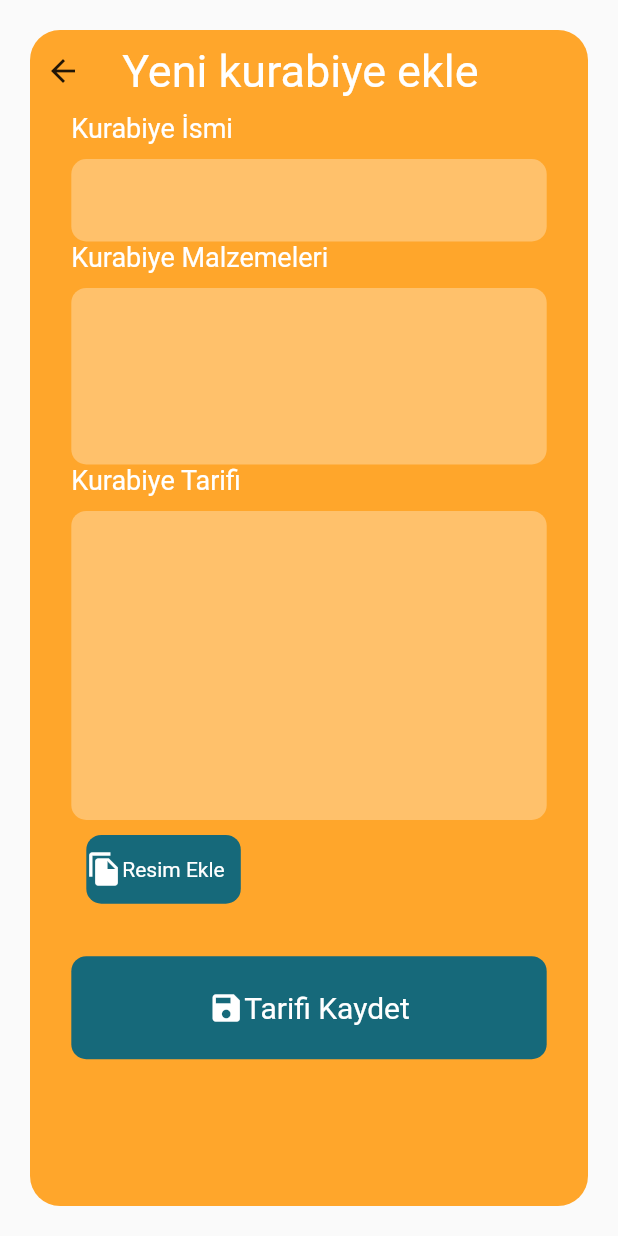
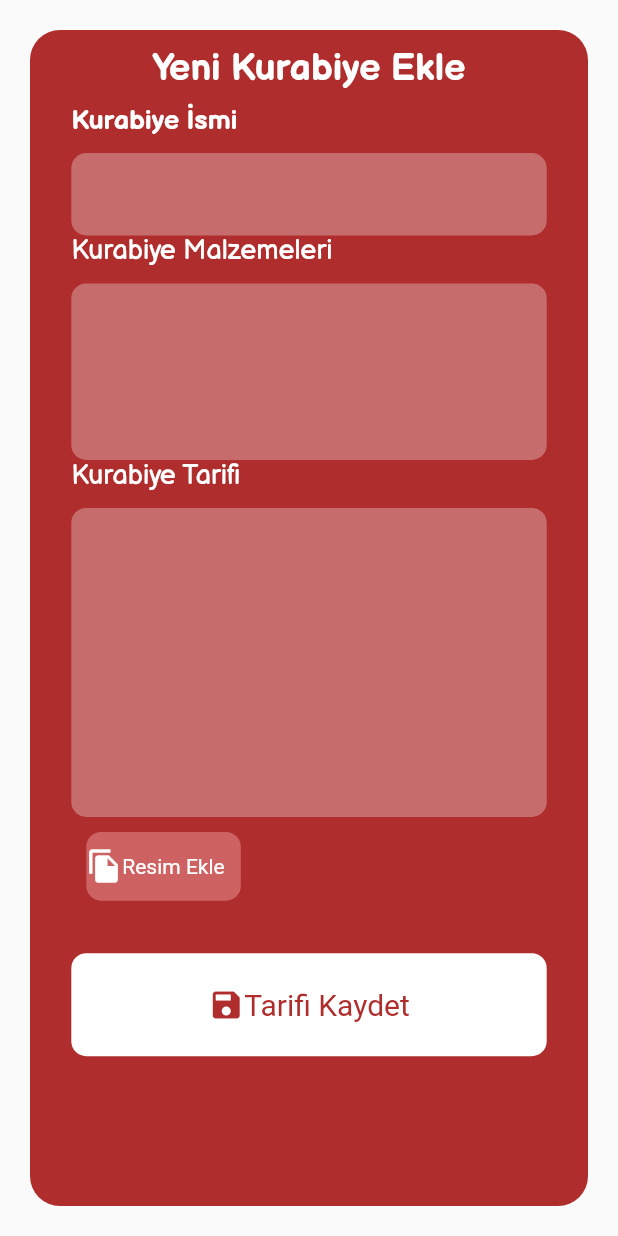
Before and after one commit to ummuhan/tarifcimAppFlutter, a Flutter app: the screen it shows after launch, on a phone screen of 412 x 824 dp. Run offline on Flutter 3.47's test engine with Material 2 defaults, Android fonts, the light colour scheme and no system bars; our stand-ins replace curved_navigation_bar.

Commit message:
ProductPage
New page created.

```diff
--- a/tarifcimapp/lib/Pages/constants.dart
+++ b/tarifcimapp/lib/Pages/constants.dart
@@ -1,6 +1,7 @@
 import 'package:flutter/material.dart';
 
-const kPrimaryColor = Color(0XFFffa62b);
+const kPrimaryColor = Color(0XFFaf2d2d);
+//931a25
 const kTextColor = Colors.white;
 //db6400
 const kBackgroundColor = Color(0xFFFFEBEE);
--- a/tarifcimapp/lib/Pages/newProduct/body.dart
+++ b/tarifcimapp/lib/Pages/newProduct/body.dart
@@ -1,9 +1,14 @@
 import 'package:flutter/material.dart';
 import 'package:tarifcimapp/Pages/constants.dart';
 
-class NewProductBody extends StatelessWidget {
+class NewProductBody extends StatefulWidget {
   const NewProductBody({Key key}) : super(key: key);
 
+  @override
+  _NewProductBodyState createState() => _NewProductBodyState();
+}
+
+class _NewProductBodyState extends State<NewProductBody> {
   @override
   Widget build(BuildContext context) {
     return Scaffold(
@@ -20,15 +25,11 @@ class NewProductBody extends StatelessWidget {
             Container(
                 padding: EdgeInsets.all(10),
                 child: Row(
-                  //   mainAxisAlignment: MainAxisAlignment.spaceBetween,
+                  mainAxisAlignment: MainAxisAlignment.center,
                   children: [
-                    Icon(Icons.arrow_back),
-                    SizedBox(
-                      width: MediaQuery.of(context).size.width / 15,
-                    ),
                     Text(
-                      "Yeni kurabiye ekle",
-                      style: TextStyle(fontSize: 30),
+                      "Yeni Kurabiye Ekle",
+                      style: TextStyle(fontSize: 25, fontFamily: "baslik"),
                     ),
                   ],
                 )),
@@ -41,7 +42,7 @@ class NewProductBody extends StatelessWidget {
                     padding: EdgeInsets.only(bottom: 10),
                     child: Text(
                       "Kurabiye İsmi",
-                      style: TextStyle(fontSize: 18),
+                      style: TextStyle(fontSize: 18, fontFamily: "baslik"),
                     ),
                   ),
                   Container(
@@ -56,7 +57,7 @@ class NewProductBody extends StatelessWidget {
                     padding: EdgeInsets.only(bottom: 10),
                     child: Text(
                       "Kurabiye Malzemeleri",
-                      style: TextStyle(fontSize: 18),
+                      style: TextStyle(fontSize: 18, fontFamily: "metin"),
                     ),
                   ),
                   Container(
@@ -71,7 +72,7 @@ class NewProductBody extends StatelessWidget {
                     padding: EdgeInsets.only(bottom: 10),
                     child: Text(
                       "Kurabiye Tarifi",
-                      style: TextStyle(fontSize: 18),
+                      style: TextStyle(fontSize: 18, fontFamily: "metin"),
                     ),
                   ),
                   Container(
@@ -85,7 +86,7 @@ class NewProductBody extends StatelessWidget {
                   Container(
                     margin: EdgeInsets.all(10),
                     decoration: BoxDecoration(
-                        color: kCardColor,
+                        color: Color(0XFFce6262),
                         borderRadius: BorderRadius.circular(10)),
                     width: MediaQuery.of(context).size.width / 4,
                     height: MediaQuery.of(context).size.width / 9,
@@ -95,7 +96,9 @@ class NewProductBody extends StatelessWidget {
                           Icons.file_copy,
                           color: Colors.white,
                         ),
-                        Text("Resim Ekle")
+                        Text(
+                          "Resim Ekle",
+                        )
                       ],
                     ),
                   ),
@@ -107,17 +110,17 @@ class NewProductBody extends StatelessWidget {
               height: MediaQuery.of(context).size.height / 12,
               width: MediaQuery.of(context).size.width / 1.3,
               decoration: BoxDecoration(
-                  color: kCardColor, borderRadius: BorderRadius.circular(10)),
+                  color: Colors.white, borderRadius: BorderRadius.circular(10)),
               child: Row(
                 mainAxisAlignment: MainAxisAlignment.center,
                 children: [
                   Icon(
                     Icons.save,
-                    color: Colors.white,
+                    color: kPrimaryColor,
                   ),
                   Text(
                     "Tarifi Kaydet",
-                    style: TextStyle(fontSize: 20),
+                    style: TextStyle(fontSize: 20, color: kPrimaryColor),
                   ),
                 ],
               ),
--- a/tarifcimapp/lib/main.dart
+++ b/tarifcimapp/lib/main.dart
@@ -1,7 +1,6 @@
 import 'package:flutter/material.dart';
-import 'package:tarifcimapp/Pages/Urunler/urunlar_sayfasi.dart';
+import 'package:tarifcimapp/Pages/ProductPage/body.dart';
 import 'package:tarifcimapp/Pages/constants.dart';
-import 'package:tarifcimapp/Pages/homepage.dart';
 import 'package:tarifcimapp/Pages/newProduct/body.dart';
 
 void main() {
--- a/tarifcimapp/lib/widgets/homepage_card_widget.dart
+++ b/tarifcimapp/lib/widgets/homepage_card_widget.dart
@@ -14,7 +14,6 @@ class HomePageCardWidget extends StatelessWidget {
   Widget build(BuildContext context) {
     return Container(
       child: Card(
-
         shape: BeveledRectangleBorder(side: BorderSide(color: Colors.red)),
         color: Colors.white,
         child: Column(
```
Also changed, not shown: tarifcimapp/lib/Pages/ProductPage/body.dart (added, +155 -0 lines), tarifcimapp/lib/Pages/Urunler/urunlar_sayfasi.dart (deleted, +0 -25 lines), tarifcimapp/lib/Pages/Urunler/urunler_appbar.dart (+4 -5 lines), tarifcimapp/lib/Pages/Urunler/urunler_body.dart (+16 -3 lines), tarifcimapp/lib/Pages/Urunler/widgets/urunler_eleman_olustur.dart (+4 -5 lines), tarifcimapp/lib/Pages/homepage.dart (+0 -14 lines), tarifcimapp/assets/fonts/LemonadaBold.ttf (deleted).
